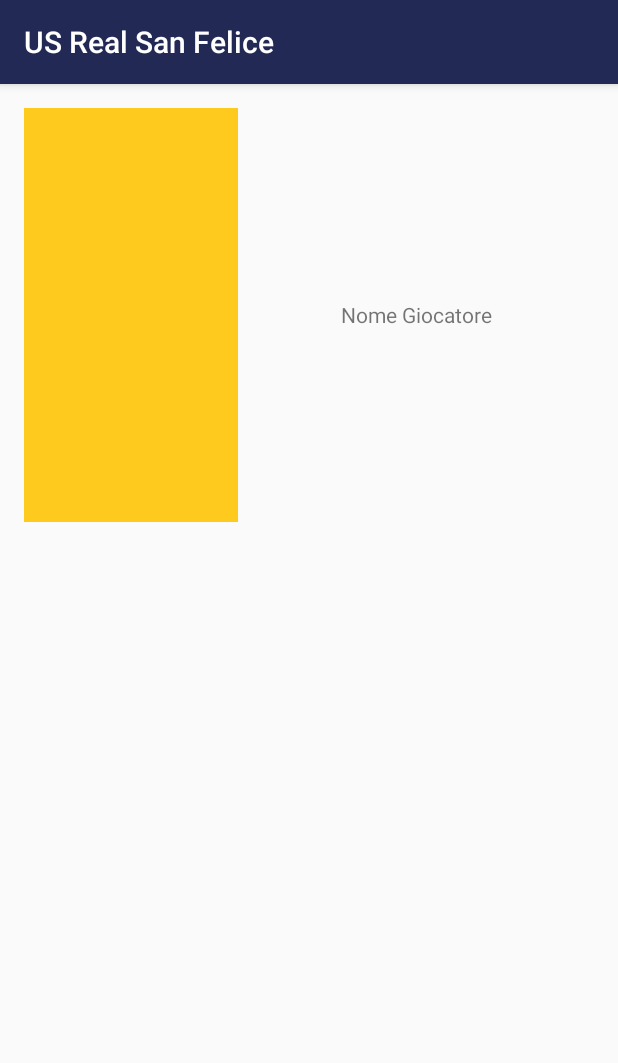
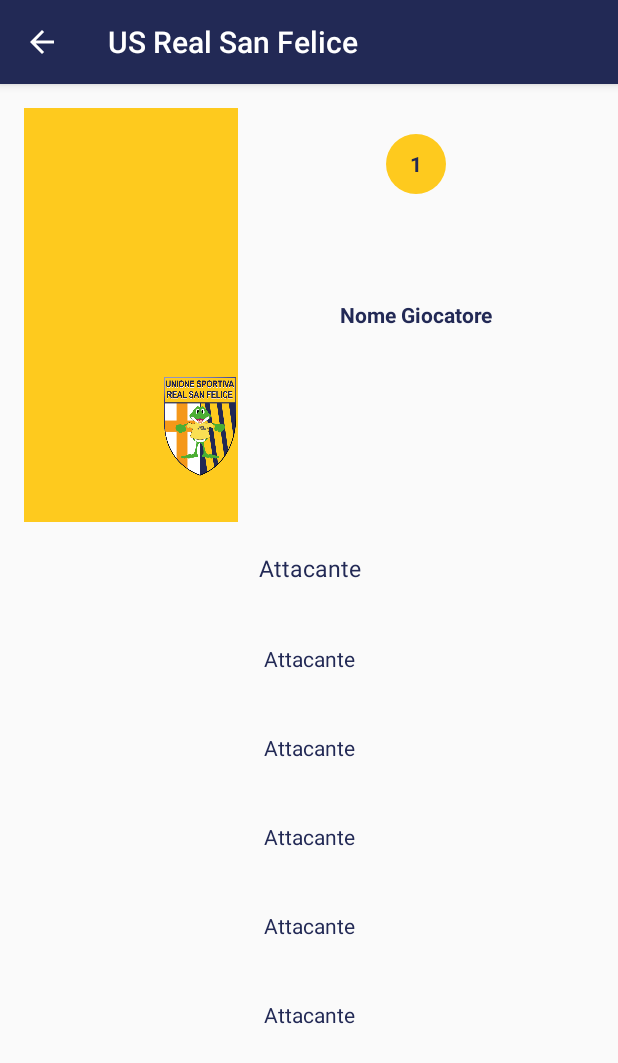
Before and after one commit to SabatoRusso/usrealsanfelice-android, an Android app: the DettaglioGiocatoreActivity screen opened directly, with no data from a screen before it, on a phone screen of 412 x 824 dp. Shown: the top 1063 px of the screen. Run offline under Robolectric (Android 15) with nearby library versions, the phone set to English and light mode, and no system bars; our stand-ins replace Picasso; libraries missing offline, so code that uses them is left out: com.loopj.android; pictures from the network do not load; 2 statements that could not run were skipped.

Commit message:
Inserita la funzionalità di dettoglio giocatore

```diff
--- a/app/src/main/AndroidManifest.xml
+++ b/app/src/main/AndroidManifest.xml
@@ -26,7 +26,14 @@
                 android:name="android.support.PARENT_ACTIVITY"
                 android:value="app.srusso.usrealsanfelice.HomeActivity" />
         </activity>
-        <activity android:name=".DettaglioGiocatoreActivity"></activity>
+        <activity android:name=".DettaglioGiocatoreActivity"
+            android:parentActivityName=".RosaActivity"
+            >
+
+            <meta-data
+                android:name="android.support.PARENT_ACTIVITY"
+                android:value="app.srusso.usrealsanfelice.RosaActivity" />
+        </activity>
     </application>
 
 </manifest>
--- a/app/src/main/java/app/srusso/usrealsanfelice/DettaglioGiocatoreActivity.java
+++ b/app/src/main/java/app/srusso/usrealsanfelice/DettaglioGiocatoreActivity.java
@@ -2,12 +2,40 @@ package app.srusso.usrealsanfelice;
 
 import android.support.v7.app.AppCompatActivity;
 import android.os.Bundle;
+import android.widget.ImageView;
+import android.widget.TextView;
 
-public class DettaglioGiocatoreActivity extends AppCompatActivity {
+import com.squareup.picasso.Picasso;
+
+import app.srusso.usrealsanfelice.base.ActivityBase;
+import app.srusso.usrealsanfelice.to.Giocatore;
+
+public class DettaglioGiocatoreActivity extends ActivityBase {
+
+    ImageView avatarGiocatore;
+    TextView  nomeGiocatore;
+    TextView  numeroMaglia;
 
     @Override
     protected void onCreate(Bundle savedInstanceState) {
-        super.onCreate(savedInstanceState);
-        setContentView(R.layout.activity_dettaglio_giocatore);
+        super.onCreate(savedInstanceState,R.layout.activity_dettaglio_giocatore);
+        Bundle bundle = getIntent().getExtras();
+        avatarGiocatore = (ImageView) findViewById(R.id.avatarGiocatore);
+        nomeGiocatore   = (TextView)  findViewById(R.id.nomeGiocatore);
+        numeroMaglia   = (TextView)  findViewById(R.id.numeroMaglia);
+
+        if (bundle != null) {
+
+            String giocatore_json = bundle.getString("GIOCATORE");
+
+            Giocatore giocatore   =  gson.fromJson(giocatore_json, Giocatore.class);
+
+            Picasso.with(context).load(giocatore.getUrlAvatar()).into(avatarGiocatore);
+            nomeGiocatore.setText(giocatore.getNome() + " "+giocatore.getCognome());
+            numeroMaglia.setText(giocatore.getNumeroMaglia()+"");
+
+
+        }
+
     }
 }
--- a/app/src/main/java/app/srusso/usrealsanfelice/RosaActivity.java
+++ b/app/src/main/java/app/srusso/usrealsanfelice/RosaActivity.java
@@ -1,5 +1,6 @@
 package app.srusso.usrealsanfelice;
 
+import android.content.Intent;
 import android.os.Build;
 import android.os.Bundle;
 import android.support.annotation.RequiresApi;
@@ -9,6 +10,7 @@ import android.support.v7.app.AppCompatActivity;
 import android.support.v7.widget.Toolbar;
 import android.util.Log;
 import android.view.View;
+import android.widget.AdapterView;
 import android.widget.ImageView;
 import android.widget.ListView;
 
@@ -65,6 +67,21 @@ public class RosaActivity extends ActivityBase{
 
         listViewRosa.setNestedScrollingEnabled(true);
         caricaRosa();
+
+
+        listViewRosa.setOnItemClickListener(new AdapterView.OnItemClickListener(){
+            @Override
+            public void onItemClick(AdapterView<?> parent, View view,
+                                    int position, long id) {
+
+                String json_giocatore  = gson.toJson(listaGiocatori.get(position));
+
+                Intent page_dettaglio= new Intent(context, DettaglioGiocatoreActivity.class);
+                page_dettaglio.putExtra("GIOCATORE",json_giocatore);
+                startActivity(page_dettaglio);
+
+            }
+        });
     }
 
 
--- a/app/src/main/java/app/srusso/usrealsanfelice/base/ActivityBase.java
+++ b/app/src/main/java/app/srusso/usrealsanfelice/base/ActivityBase.java
@@ -4,6 +4,7 @@ import android.content.Context;
 import android.os.Bundle;
 import android.support.v7.app.AppCompatActivity;
 
+import com.google.gson.Gson;
 import com.loopj.android.http.AsyncHttpClient;
 
 import app.srusso.usrealsanfelice.R;
@@ -15,6 +16,7 @@ import app.srusso.usrealsanfelice.R;
 public class ActivityBase extends AppCompatActivity {
     public Context context;
     public AsyncHttpClient clientHttpClient;
+    public  final Gson gson = new Gson();
 
 
     protected void onCreate(Bundle savedInstanceState , int layout) {
--- a/app/src/main/res/layout/activity_dettaglio_giocatore.xml
+++ b/app/src/main/res/layout/activity_dettaglio_giocatore.xml
@@ -1,5 +1,6 @@
 <?xml version="1.0" encoding="utf-8"?>
 <RelativeLayout xmlns:android="http://schemas.android.com/apk/res/android"
+    xmlns:app="http://schemas.android.com/apk/res-auto"
     xmlns:tools="http://schemas.android.com/tools"
     android:id="@+id/activity_dettaglio_giocatore"
     android:layout_width="match_parent"
@@ -15,7 +16,8 @@
         android:layout_width="match_parent"
         android:layout_height="match_parent"
         android:orientation="vertical"
-        >
+        android:layout_alignParentTop="true"
+        android:layout_alignParentStart="true">
 
         <LinearLayout
             android:layout_width="match_parent"
@@ -24,20 +26,66 @@
             android:layout_weight="0.5"
             >
 
-            <ImageView
+            <RelativeLayout
                 android:layout_width="match_parent"
                 android:layout_height="match_parent"
                 android:layout_weight="0.5"
-                android:background="@color/colorAccent"
-                />
+                >
 
-            <TextView
+                <ImageView
+                    android:id="@+id/avatarGiocatore"
+                    android:layout_width="match_parent"
+                    android:layout_height="match_parent"
+                    android:background="@color/colorAccent"
+                    android:layout_alignParentTop="true"
+                    android:layout_alignParentStart="true"
+                    android:scaleType="centerCrop" />
+
+                <ImageView
+                    android:layout_width="wrap_content"
+                    android:layout_height="wrap_content"
+                    app:srcCompat="@drawable/logohome"
+                    android:layout_alignParentTop="true"
+                    android:layout_alignParentStart="true"
+                    android:layout_marginStart="92dp"
+                    android:layout_marginTop="148dp"
+                    android:id="@+id/imageView2" />
+
+            </RelativeLayout>
+
+
+
+            <RelativeLayout
                 android:layout_width="match_parent"
                 android:layout_height="match_parent"
                 android:layout_weight="0.3"
-                android:text="Nome Giocatore"
-                android:gravity="center"
-                />
+                >
+                <TextView
+                    android:id="@+id/nomeGiocatore"
+                    android:layout_width="match_parent"
+                    android:layout_height="match_parent"
+                    android:textAlignment="center"
+                    android:textColor="@color/colorPrimaryDark"
+                    android:textStyle="bold"
+                    android:text="Nome Giocatore"
+                    android:gravity="center"
+                    />
+
+                <TextView
+                    android:text="1"
+                    android:layout_width="40dp"
+                    android:layout_height="40dp"
+                    android:gravity="center"
+                    android:background="@drawable/gradienthome"
+                    android:textStyle="bold"
+                    android:textColor="@color/colorPrimaryDark"
+                    android:id="@+id/numeroMaglia"
+                    android:layout_alignParentTop="true"
+                    android:layout_centerHorizontal="true"
+                    android:layout_marginTop="17dp" />
+
+            </RelativeLayout>
+
 
 
 
@@ -50,11 +98,58 @@
             android:layout_weight="0.3"
             >
 
+            <LinearLayout
+                android:layout_width="match_parent"
+                android:layout_height="wrap_content"
+                android:orientation="vertical"
+                >
 
+            <TextView
+                    android:layout_width="match_parent"
+                    android:padding="20dp"
+                    android:textColor="@color/colorPrimaryDark"
+                    android:text="Attacante"
+                    android:textSize="15dp"
+                    android:textAlignment="center"
+                    android:layout_height="wrap_content" />
+            <TextView
+                android:layout_width="match_parent"
+                android:padding="20dp"
+                android:textColor="@color/colorPrimaryDark"
+                android:text="Attacante"
+                android:textAlignment="center"
+                android:layout_height="wrap_content" />
+                <TextView
+                    android:layout_width="match_parent"
+                    android:padding="20dp"
+                    android:textColor="@color/colorPrimaryDark"
+                    android:text="Attacante"
+                    android:textAlignment="center"
+                    android:layout_height="wrap_content" />
+                <TextView
+                    android:layout_width="match_parent"
+                    android:padding="20dp"
+                    android:textColor="@color/colorPrimaryDark"
+                    android:text="Attacante"
+                    android:textAlignment="center"
+                    android:layout_height="wrap_content" />
+                <TextView
+                    android:layout_width="match_parent"
+                    android:padding="20dp"
+                    android:textColor="@color/colorPrimaryDark"
+                    android:text="Attacante"
+                    android:textAlignment="center"
+                    android:layout_height="wrap_content" />
+                <TextView
+                    android:layout_width="match_parent"
+                    android:padding="20dp"
+                    android:textColor="@color/colorPrimaryDark"
+                    android:text="Attacante"
+                    android:textAlignment="center"
+                    android:layout_height="wrap_content" />
 
-
+            </LinearLayout>
         </ScrollView>
-
 
 
     </LinearLayout>
--- a/app/src/main/res/layout/activity_home.xml
+++ b/app/src/main/res/layout/activity_home.xml
@@ -12,6 +12,17 @@
     android:background="@color/colorAccent"
     tools:context="app.srusso.usrealsanfelice.HomeActivity">
 
+
+    <ImageView
+        android:padding="40dp"
+        android:layout_width="match_parent"
+        android:layout_height="match_parent"
+        android:src="@drawable/logohome"
+        android:id="@+id/imageView"
+        android:scaleType="fitCenter"
+        android:background="@color/colorPrimary"
+        android:layout_alignParentTop="true"
+        android:layout_alignParentStart="true" />
 
     <LinearLayout
         android:layout_width="match_parent"
@@ -44,16 +55,5 @@
 
     </LinearLayout>
 
-    <ImageView
-        android:padding="40dp"
-        android:layout_width="match_parent"
-        android:layout_height="match_parent"
-        android:src="@drawable/logohome"
-        android:id="@+id/imageView"
-        android:scaleType="fitCenter"
-        android:background="@color/colorPrimary"
-        android:layout_alignParentTop="true"
-        android:layout_alignParentStart="true" />
-
 
 </RelativeLayout>
--- a/app/src/main/res/layout/activity_rosa.xml
+++ b/app/src/main/res/layout/activity_rosa.xml
@@ -12,7 +12,7 @@
         android:layout_width="match_parent"
         android:fitsSystemWindows="true"
         android:theme="@style/AppTheme.AppBarOverlay"
-        android:layout_height="280dp">
+        android:layout_height="200dp">
 
         <android.support.design.widget.CollapsingToolbarLayout
             android:id="@+id/toolbar_layout"
@@ -30,7 +30,7 @@
 
                 app:layout_collapseMode="pin"
                 android:fitsSystemWindows="true"
-                android:scaleType="fitCenter" />
+                android:scaleType="centerCrop" />
 
             <android.support.v7.widget.Toolbar
                 android:id="@+id/toolbar"
--- a/app/src/main/res/layout/row_giocatore.xml
+++ b/app/src/main/res/layout/row_giocatore.xml
@@ -53,14 +53,14 @@
 
     <TextView
         android:id="@+id/numeroMaglia"
-        android:layout_width="40dp"
-        android:layout_height="40dp"
+        android:layout_width="30dp"
+        android:layout_height="30dp"
         android:layout_gravity="center"
         android:text="1"
         android:gravity="center"
         android:background="@drawable/gradienthome"
         android:textColor="@color/colorPrimary"
-        android:textSize="14sp"
+        android:textSize="12sp"
         android:textAllCaps="false"
         android:textAlignment="center" />
 
```
